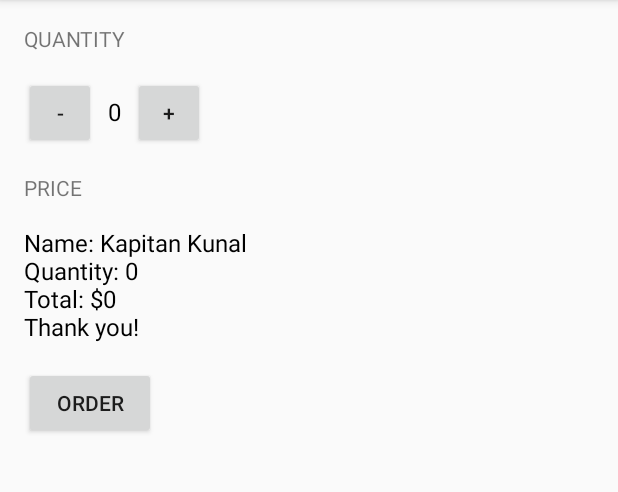
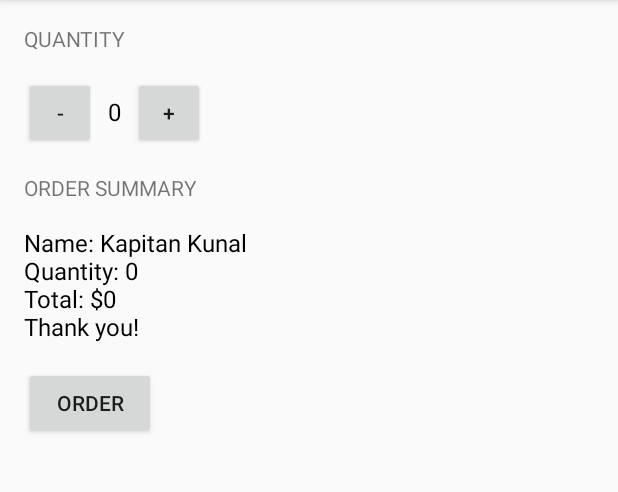
Before and after one commit to tr0lczyk/JustJava, an Android app: the screen it shows after launch (MainActivity), after a tap on "ORDER", on a phone screen of 412 x 824 dp, the part 84-576 px from its top. Run offline under Robolectric (Android 15) with nearby library versions, the phone set to English and light mode, and no system bars.

Commit message:
new functionalities added

```diff
--- a/app/src/main/java/com/example/android/justjava/MainActivity.java
+++ b/app/src/main/java/com/example/android/justjava/MainActivity.java
@@ -84,19 +84,11 @@ public class MainActivity extends AppCompatActivity {
     }
 
     /**
-     * This method displays the given price on the screen.
-     */
-    private void displayPrice(int number) {
-        TextView priceTextView = (TextView) findViewById(R.id.price_text_view);
-        priceTextView.setText(NumberFormat.getCurrencyInstance().format(number));
-    }
-
-    /**
      * This method displays the given text on the screen.
      */
     private void displayMessage(String message) {
-        TextView priceTextView = (TextView) findViewById(R.id.price_text_view);
-        priceTextView.setText(message);
+        TextView orderSummaryTextView = (TextView) findViewById(R.id.order_summary_text_view);
+        orderSummaryTextView.setText(message);
     }
 
 }
--- a/app/src/main/res/layout/activity_main.xml
+++ b/app/src/main/res/layout/activity_main.xml
@@ -49,11 +49,11 @@
         android:layout_height="wrap_content"
         android:layout_marginBottom="16dp"
         android:layout_marginTop="16dp"
-        android:text="Price"
+        android:text="order summary"
         android:textAllCaps="true" />
 
     <TextView
-        android:id="@+id/price_text_view"
+        android:id="@+id/order_summary_text_view"
         android:layout_width="wrap_content"
         android:layout_height="wrap_content"
         android:text="$0"
```
